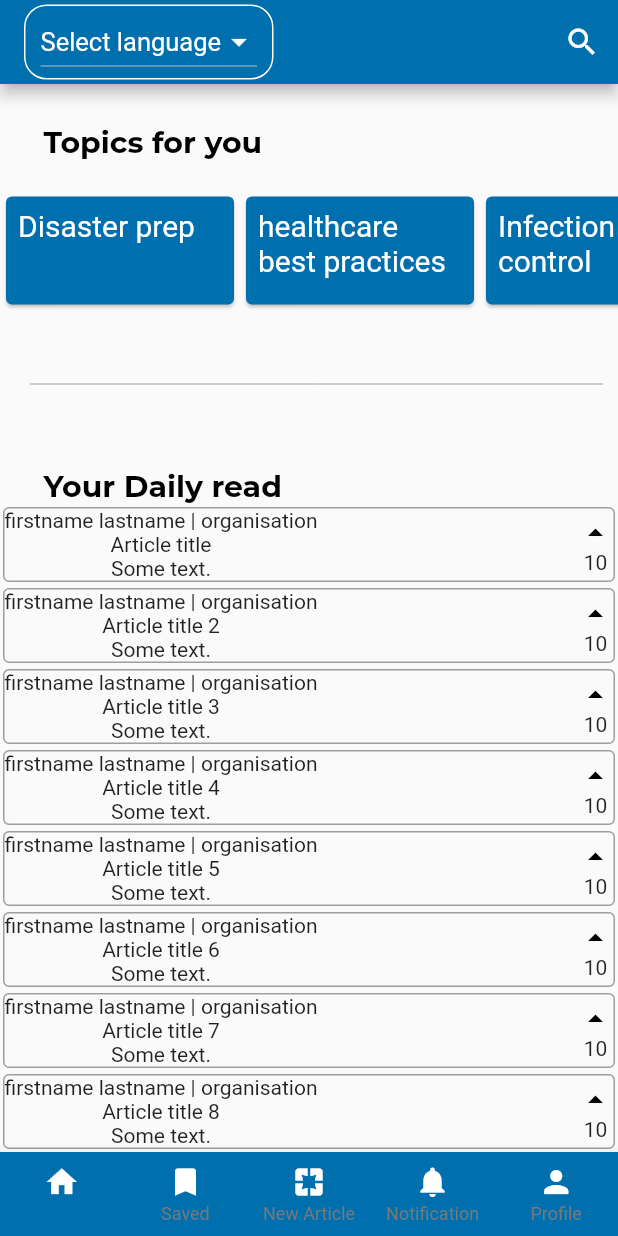
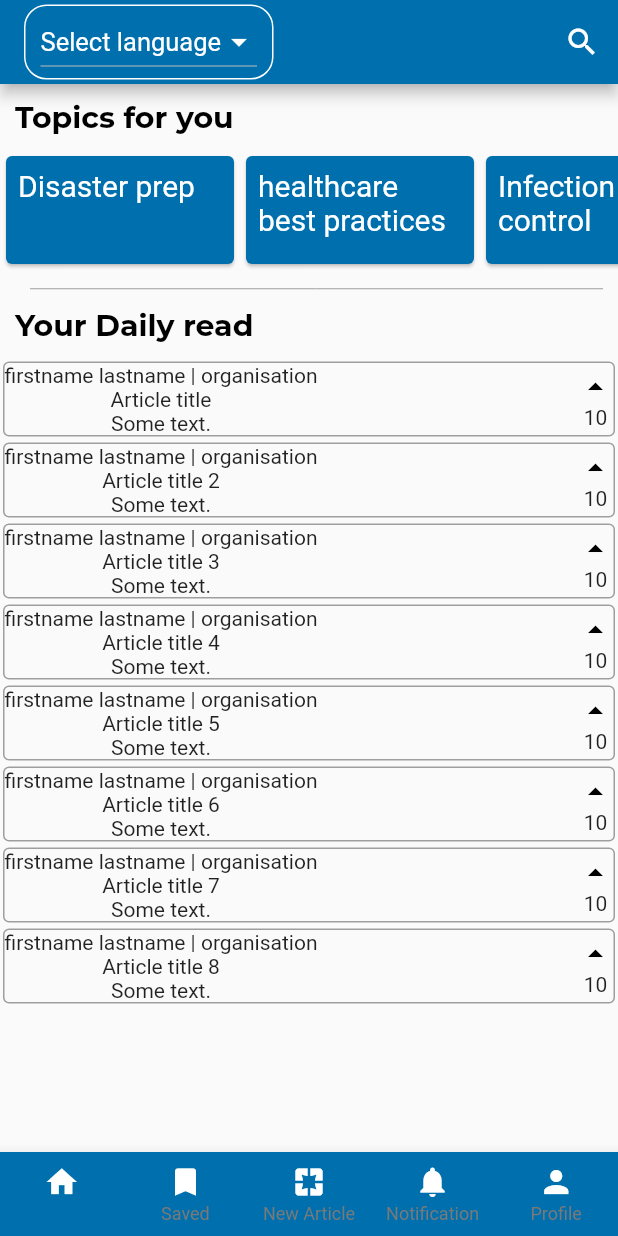
Before and after one commit to sujithjose5/practiceExchange, a Flutter app: the screen it shows once a user with an empty profile is signed in, on a phone screen of 412 x 824 dp. Run offline on Flutter 3.47's test engine with Material 2 defaults, Android fonts, the light colour scheme and no system bars; our stand-ins replace cloud_firestore, firebase_auth; accounts and stored records are empty; project files that could hold a hidden picture were left out.

Commit message:
Reorganised hompage to look more like UX design.

```diff
--- a/practice_exchange/lib/new_article_form.dart
+++ b/practice_exchange/lib/new_article_form.dart
@@ -111,7 +111,8 @@ class _NewArticleFormState extends State<NewArticleForm> {
 
   @override
   Widget build(BuildContext context) {
-    return Container(
+    return Scaffold(
+      body: Container(
         margin: EdgeInsets.all(24),
         child: Form(
           key: _formKey,
@@ -136,6 +137,7 @@ class _NewArticleFormState extends State<NewArticleForm> {
             ],
           ),
         ),
+      ),
     );
   }
 }
--- a/practice_exchange/lib/screens/home.dart
+++ b/practice_exchange/lib/screens/home.dart
@@ -152,13 +152,15 @@ class _MyHomePageState extends State<MyHomePage> {
       'Article title 8',
     ];
 
-    return ListView.builder(
+    return Expanded(
+      child: ListView.builder(
         scrollDirection: Axis.vertical,
         shrinkWrap: true,
         itemCount: categoryTitles.length,
         itemBuilder: (BuildContext context, int index) {
           return articleList(categoryTitles[index], 10);
         },
+      ),
     );
   }
 
@@ -228,13 +230,12 @@ class _MyHomePageState extends State<MyHomePage> {
   }
 
   Widget _divider() {
-    return Expanded(
-      child: Container(
+    return Container(
+      padding: EdgeInsets.only(top: 10.0),
       margin: EdgeInsets.only(left: 20.0, right: 10.0),
       child: Divider(
         color: Colors.grey,
         height: 5,
-        ),
       ),
     );
   }
@@ -342,7 +343,7 @@ class _MyHomePageState extends State<MyHomePage> {
           actions: <Widget>[
             IconButton(
               icon: Icon(Icons.search, color: Colors.white),
-              onPressed: null,
+              onPressed: _searchPressed,
             ),
           ]),
       body: Column(
@@ -350,7 +351,7 @@ class _MyHomePageState extends State<MyHomePage> {
           Align(
             alignment: Alignment.topLeft,
             child: Container(
-              margin: EdgeInsets.only(left: 29, top: 27),
+              padding: EdgeInsets.symmetric(vertical: 10.0, horizontal: 10.0),
               child: Text(
                 "Topics for you",
                 textAlign: TextAlign.left,
@@ -364,7 +365,6 @@ class _MyHomePageState extends State<MyHomePage> {
             ),
           ),
           Container(
-            margin: EdgeInsets.symmetric(vertical: 20.0),
             height: 80.0,
             child: ListView(
               scrollDirection: Axis.horizontal,
@@ -378,7 +378,7 @@ class _MyHomePageState extends State<MyHomePage> {
           Align(
             alignment: Alignment.topLeft,
             child: Container(
-              margin: EdgeInsets.only(left: 29, top: 27),
+              padding: EdgeInsets.symmetric(vertical: 10.0, horizontal: 10.0),
               child: Text(
                 'Your Daily read',
                 textAlign: TextAlign.left,
```
Lines whose indentation alone changed are shown as unchanged.
